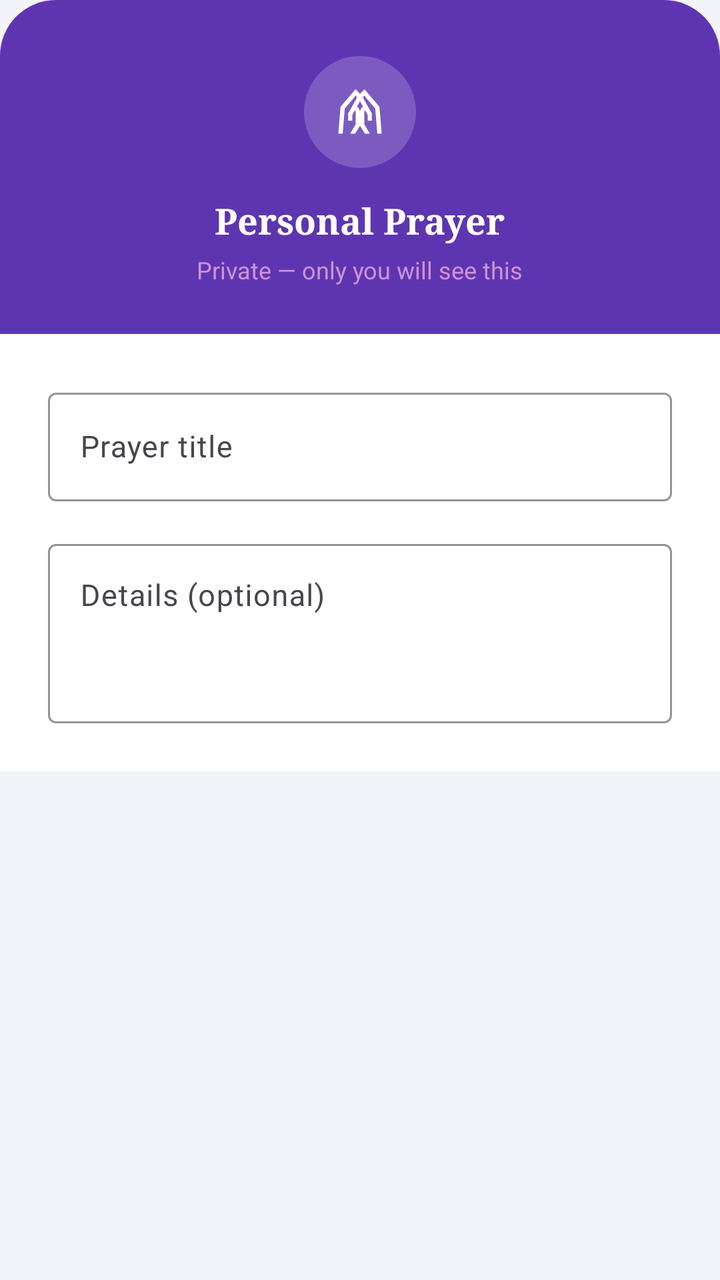
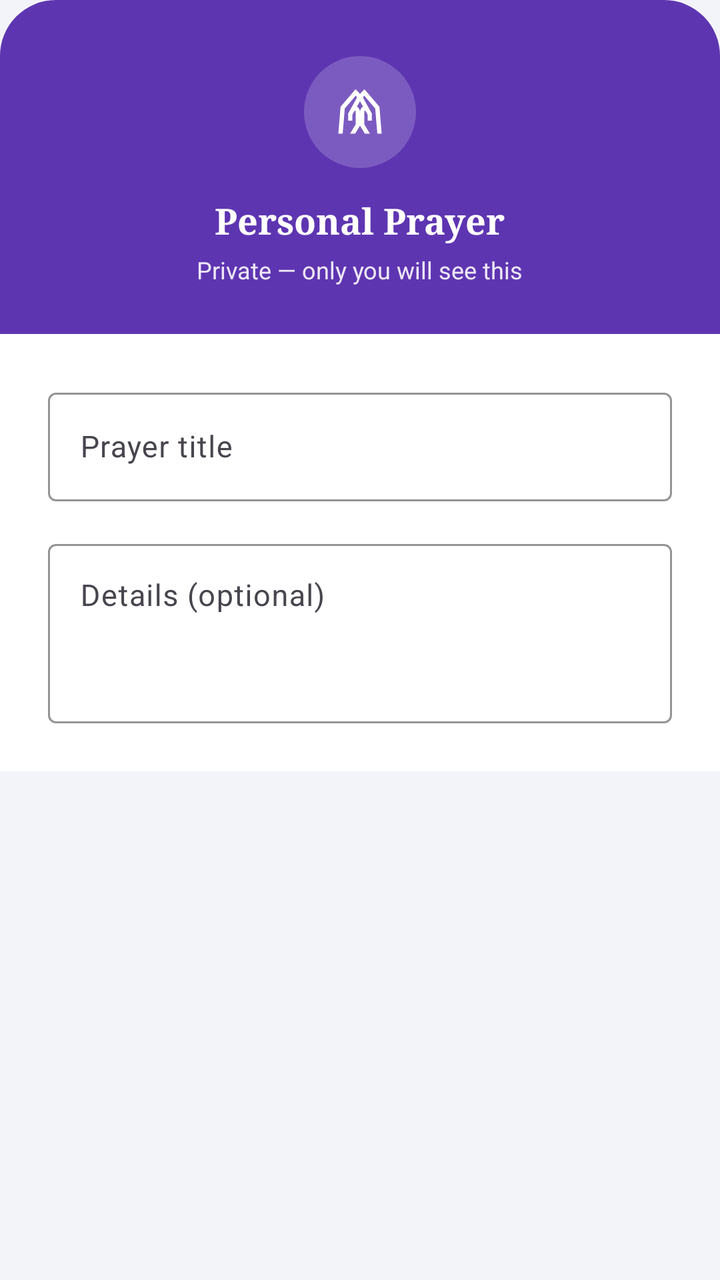

Two renders of the same Android screen: before a commit and after it. Below are the layout's source before the change and the commit's diff.
<!-- AndroidManifest.xml: application theme Theme.SpiritualTracker -->
<!-- res/layout/dialog_add_personal_prayer.xml -->
<?xml version="1.0" encoding="utf-8"?>
<LinearLayout xmlns:android="http://schemas.android.com/apk/res/android"
    xmlns:app="http://schemas.android.com/apk/res-auto"
    android:layout_width="match_parent"
    android:layout_height="wrap_content"
    android:orientation="vertical">

    
    <LinearLayout
        android:layout_width="match_parent"
        android:layout_height="wrap_content"
        android:background="@drawable/bg_dialog_header"
        android:orientation="vertical"
        android:gravity="center"
        android:paddingTop="28dp"
        android:paddingBottom="24dp"
        android:paddingHorizontal="24dp">

        
        <LinearLayout
            android:layout_width="56dp"
            android:layout_height="56dp"
            android:background="@drawable/circle_background"
            android:backgroundTint="#30FFFFFF"
            android:gravity="center"
            android:layout_marginBottom="14dp">
            <ImageView
                android:layout_width="26dp"
                android:layout_height="26dp"
                android:src="@drawable/ic_myspace"
                app:tint="#FFFFFF"/>
        </LinearLayout>

        <TextView
            android:layout_width="wrap_content"
            android:layout_height="wrap_content"
            android:text="Personal Prayer"
            android:textColor="#FFFFFF"
            android:textSize="18sp"
            android:fontFamily="serif"
            android:textStyle="bold"
            android:layout_marginBottom="4dp"/>

        <TextView
            android:layout_width="wrap_content"
            android:layout_height="wrap_content"
            android:text="Private — only you will see this"
            android:textColor="#CE93D8"
            android:textSize="12sp"/>
    </LinearLayout>

    
    <LinearLayout
        android:layout_width="match_parent"
        android:layout_height="wrap_content"
        android:orientation="vertical"
        android:padding="24dp"
        android:background="#FFFFFF">

        <com.google.android.material.textfield.TextInputLayout
            style="@style/Widget.Material3.TextInputLayout.OutlinedBox"
            android:layout_width="match_parent"
            android:layout_height="wrap_content"
            android:hint="Prayer title"
            app:boxStrokeColor="#7E57C2"
            app:hintTextColor="#7E57C2"
            android:layout_marginBottom="16dp">
            <com.google.android.material.textfield.TextInputEditText
                android:id="@+id/etPersonalTitle"
                android:layout_width="match_parent"
                android:layout_height="wrap_content"
                android:inputType="textCapSentences"
                android:textSize="15sp"
                android:textColor="#1A1A1A"/>
        </com.google.android.material.textfield.TextInputLayout>

        <com.google.android.material.textfield.TextInputLayout
            style="@style/Widget.Material3.TextInputLayout.OutlinedBox"
            android:layout_width="match_parent"
            android:layout_height="wrap_content"
            android:hint="Details (optional)"
            app:boxStrokeColor="#7E57C2"
            app:hintTextColor="#7E57C2">
            <com.google.android.material.textfield.TextInputEditText
                android:id="@+id/etPersonalDescription"
                android:layout_width="match_parent"
                android:layout_height="wrap_content"
                android:gravity="top"
                android:minLines="3"
                android:inputType="textMultiLine|textCapSentences"
                android:textSize="15sp"
                android:textColor="#1A1A1A"/>
        </com.google.android.material.textfield.TextInputLayout>
    </LinearLayout>
</LinearLayout>
<!-- resources referenced by this layout -->
<resources>
  <!-- drawable bg_dialog_header (drawable) -->
  <?xml version="1.0" encoding="utf-8"?>
  <shape xmlns:android="http://schemas.android.com/apk/res/android" android:shape="rectangle">
      <solid android:color="#5E35B1"/>
      <corners
          android:topLeftRadius="28dp"
          android:topRightRadius="28dp"/>
  </shape>
  <!-- drawable circle_background (drawable) -->
  <?xml version="1.0" encoding="utf-8"?>
  <shape xmlns:android="http://schemas.android.com/apk/res/android"
      android:shape="oval">
      <solid android:color="#FFFFFF" />
  </shape>
  <!-- drawable ic_myspace (drawable) -->
  <vector xmlns:android="http://schemas.android.com/apk/res/android" android:height="24dp" android:tint="#000000" android:viewportHeight="960" android:viewportWidth="960" android:width="24dp">
        
      <path android:fillColor="@android:color/white" android:pathData="M620,640L620,531L575,450Q568,455 564,463Q560,471 560,480L560,709L663,880L570,880L480,732L480,480Q480,449 495,423Q510,397 536,380L480,281Q460,243 462.5,200.5Q465,158 495,128L563,60L839,384L880,880L800,880L761,416L558,178L552,184Q542,194 540.5,207Q539,220 545,232L700,510L700,640L620,640ZM260,640L260,510L415,232Q421,220 419.5,207Q418,194 408,184L402,178L199,416L160,880L80,880L121,384L397,60L465,128Q495,158 497.5,200.5Q500,243 480,281L424,380Q450,397 465,423Q480,449 480,480L480,732L390,880L297,880L400,709L400,480Q400,471 396,463Q392,455 385,450L340,531L340,640L260,640Z"/>
      
  </vector>
  <style name="Theme.SpiritualTracker" parent="Base.Theme.SpiritualTracker" />
  <style name="Base.Theme.SpiritualTracker" parent="Theme.Material3.DayNight.NoActionBar">
          <item name="colorPrimary">#7E57C2</item>
          <item name="colorOnPrimary">#FFFFFF</item>
          <item name="colorSecondaryContainer">#D1C4E9</item>
          <item name="colorOnSecondaryContainer">#7E57C2</item>
          <item name="android:windowBackground">#F3F4F9</item>
          
          <item name="android:navigationBarColor">#F5F5F5</item>
          <item name="android:windowLightNavigationBar" tools:targetApi="27">true</item>
      </style>
</resources>

<!-- the commit's change to res/layout/dialog_add_personal_prayer.xml (unified diff, before → after) -->
@@ -45,7 +45,7 @@
             android:layout_width="wrap_content"
             android:layout_height="wrap_content"
             android:text="Private — only you will see this"
-            android:textColor="#CE93D8"
+            android:textColor="#EDE7F6"
             android:textSize="12sp"/>
     </LinearLayout>
 
